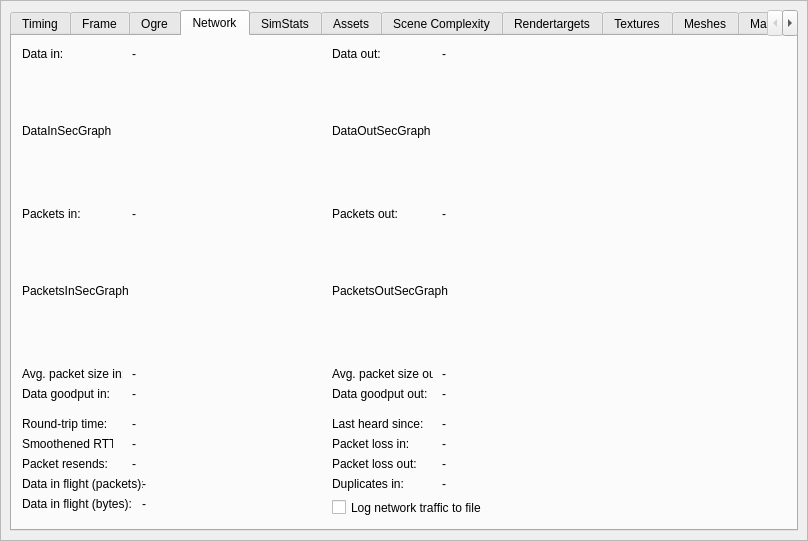
Above: bin/data/ui/profiler.ui from realXtend/tundra before the change. Below: the same form after it.
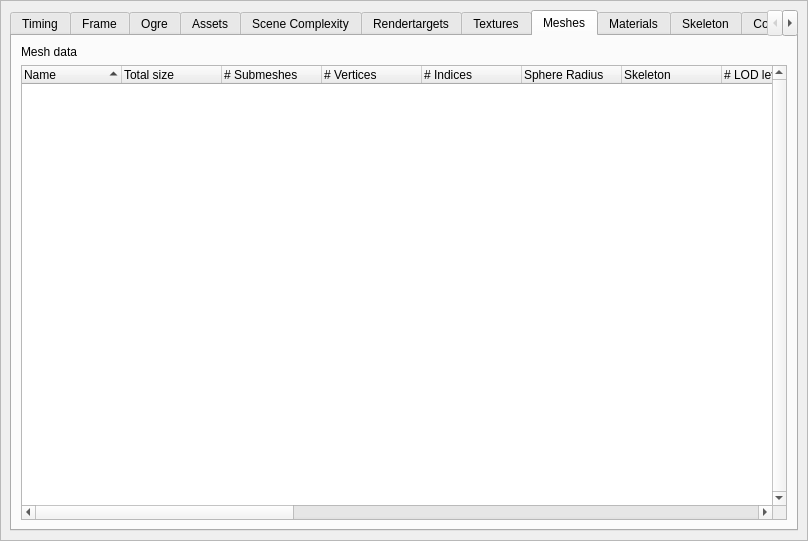
That is the form after the change. The open tabs and pages were chosen to show the change.

Commit message: tundra2 script editor & profiler new ui files

The edit to the form file:
```diff
--- a/bin/data/ui/profiler.ui
+++ b/bin/data/ui/profiler.ui
@@ -805,593 +805,6 @@
           </property>
          </widget>
         </widget>
-        <widget class="QWidget" name="network">
-         <attribute name="title">
-          <string>Network</string>
-         </attribute>
-         <widget class="QLabel" name="label_20">
-          <property name="geometry">
-           <rect>
-            <x>10</x>
-            <y>10</y>
-            <width>81</width>
-            <height>16</height>
-           </rect>
-          </property>
-          <property name="text">
-           <string>Data in:</string>
-          </property>
-         </widget>
-         <widget class="QLabel" name="label_27">
-          <property name="geometry">
-           <rect>
-            <x>320</x>
-            <y>10</y>
-            <width>101</width>
-            <height>16</height>
-           </rect>
-          </property>
-          <property name="text">
-           <string>Data out:</string>
-          </property>
-         </widget>
-         <widget class="QLabel" name="labelDataInPerSec">
-          <property name="geometry">
-           <rect>
-            <x>120</x>
-            <y>10</y>
-            <width>111</width>
-            <height>16</height>
-           </rect>
-          </property>
-          <property name="text">
-           <string>-</string>
-          </property>
-         </widget>
-         <widget class="QLabel" name="labelDataOutPerSec">
-          <property name="geometry">
-           <rect>
-            <x>430</x>
-            <y>10</y>
-            <width>121</width>
-            <height>16</height>
-           </rect>
-          </property>
-          <property name="text">
-           <string>-</string>
-          </property>
-         </widget>
-         <widget class="QLabel" name="labelDataInSecGraph">
-          <property name="geometry">
-           <rect>
-            <x>10</x>
-            <y>30</y>
-            <width>300</width>
-            <height>130</height>
-           </rect>
-          </property>
-          <property name="text">
-           <string>DataInSecGraph</string>
-          </property>
-         </widget>
-         <widget class="QLabel" name="labelDataOutSecGraph">
-          <property name="geometry">
-           <rect>
-            <x>320</x>
-            <y>30</y>
-            <width>300</width>
-            <height>130</height>
-           </rect>
-          </property>
-          <property name="text">
-           <string>DataOutSecGraph</string>
-          </property>
-         </widget>
-         <widget class="QLabel" name="labelPacketsInSecGraph">
-          <property name="geometry">
-           <rect>
-            <x>10</x>
-            <y>190</y>
-            <width>300</width>
-            <height>130</height>
-           </rect>
-          </property>
-          <property name="text">
-           <string>PacketsInSecGraph</string>
-          </property>
-         </widget>
-         <widget class="QLabel" name="labelPacketsOutSecGraph">
-          <property name="geometry">
-           <rect>
-            <x>320</x>
-            <y>190</y>
-            <width>300</width>
-            <height>130</height>
-           </rect>
-          </property>
-          <property name="text">
-           <string>PacketsOutSecGraph</string>
-          </property>
-         </widget>
-         <widget class="QLabel" name="labelPacketsOutPerSec">
-          <property name="geometry">
-           <rect>
-            <x>430</x>
-            <y>170</y>
-            <width>131</width>
-            <height>16</height>
-           </rect>
-          </property>
-          <property name="text">
-           <string>-</string>
-          </property>
-         </widget>
-         <widget class="QLabel" name="label_21">
-          <property name="geometry">
-           <rect>
-            <x>10</x>
-            <y>170</y>
-            <width>81</width>
-            <height>16</height>
-           </rect>
-          </property>
-          <property name="text">
-           <string>Packets in:</string>
-          </property>
-         </widget>
-         <widget class="QLabel" name="labelPacketsInPerSec">
-          <property name="geometry">
-           <rect>
-            <x>120</x>
-            <y>170</y>
-            <width>111</width>
-            <height>16</height>
-           </rect>
-          </property>
-          <property name="text">
-           <string>-</string>
-          </property>
-         </widget>
-         <widget class="QLabel" name="label_28">
-          <property name="geometry">
-           <rect>
-            <x>320</x>
-            <y>170</y>
-            <width>101</width>
-            <height>16</height>
-           </rect>
-          </property>
-          <property name="text">
-           <string>Packets out:</string>
-          </property>
-         </widget>
-         <widget class="QLabel" name="labelRoundTripTime">
-          <property name="geometry">
-           <rect>
-            <x>120</x>
-            <y>380</y>
-            <width>111</width>
-            <height>16</height>
-           </rect>
-          </property>
-          <property name="text">
-           <string>-</string>
-          </property>
-         </widget>
-         <widget class="QLabel" name="labelAvgPacketSizeIn">
-          <property name="geometry">
-           <rect>
-            <x>120</x>
-            <y>330</y>
-            <width>111</width>
-            <height>16</height>
-           </rect>
-          </property>
-          <property name="text">
-           <string>-</string>
-          </property>
-         </widget>
-         <widget class="QLabel" name="label_46">
-          <property name="geometry">
-           <rect>
-            <x>320</x>
-            <y>440</y>
-            <width>121</width>
-            <height>16</height>
-           </rect>
-          </property>
-          <property name="text">
-           <string>Duplicates in:</string>
-          </property>
-         </widget>
-         <widget class="QLabel" name="labelAvgPacketSizeOut">
-          <property name="geometry">
-           <rect>
-            <x>430</x>
-            <y>330</y>
-            <width>141</width>
-            <height>16</height>
-           </rect>
-          </property>
-          <property name="text">
-           <string>-</string>
-          </property>
-         </widget>
-         <widget class="QLabel" name="label_45">
-          <property name="geometry">
-           <rect>
-            <x>320</x>
-            <y>400</y>
-            <width>121</width>
-            <height>16</height>
-           </rect>
-          </property>
-          <property name="text">
-           <string>Packet loss in:</string>
-          </property>
-         </widget>
-         <widget class="QLabel" name="labelPacketResends">
-          <property name="geometry">
-           <rect>
-            <x>120</x>
-            <y>420</y>
-            <width>111</width>
-            <height>16</height>
-           </rect>
-          </property>
-          <property name="text">
-           <string>-</string>
-          </property>
-         </widget>
-         <widget class="QLabel" name="label_36">
-          <property name="geometry">
-           <rect>
-            <x>10</x>
-            <y>380</y>
-            <width>101</width>
-            <height>16</height>
-           </rect>
-          </property>
-          <property name="text">
-           <string>Round-trip time:</string>
-          </property>
-         </widget>
-         <widget class="QLabel" name="label_37">
-          <property name="geometry">
-           <rect>
-            <x>320</x>
-            <y>380</y>
-            <width>101</width>
-            <height>16</height>
-           </rect>
-          </property>
-          <property name="text">
-           <string>Last heard since:</string>
-          </property>
-         </widget>
-         <widget class="QLabel" name="labelDataInFlightPackets">
-          <property name="geometry">
-           <rect>
-            <x>130</x>
-            <y>440</y>
-            <width>111</width>
-            <height>16</height>
-           </rect>
-          </property>
-          <property name="text">
-           <string>-</string>
-          </property>
-         </widget>
-         <widget class="QLabel" name="labelLastHeardSince">
-          <property name="geometry">
-           <rect>
-            <x>430</x>
-            <y>380</y>
-            <width>111</width>
-            <height>16</height>
-           </rect>
-          </property>
-          <property name="text">
-           <string>-</string>
-          </property>
-         </widget>
-         <widget class="QLabel" name="label_38">
-          <property name="geometry">
-           <rect>
-            <x>10</x>
-            <y>350</y>
-            <width>101</width>
-            <height>16</height>
-           </rect>
-          </property>
-          <property name="text">
-           <string>Data goodput in:</string>
-          </property>
-         </widget>
-         <widget class="QLabel" name="labelPacketLossOut">
-          <property name="geometry">
-           <rect>
-            <x>430</x>
-            <y>420</y>
-            <width>131</width>
-            <height>16</height>
-           </rect>
-          </property>
-          <property name="text">
-           <string>-</string>
-          </property>
-         </widget>
-         <widget class="QLabel" name="label_39">
-          <property name="geometry">
-           <rect>
-            <x>320</x>
-            <y>350</y>
-            <width>101</width>
-            <height>16</height>
-           </rect>
-          </property>
-          <property name="text">
-           <string>Data goodput out:</string>
-          </property>
-         </widget>
-         <widget class="QLabel" name="labelDataGoodputIn">
-          <property name="geometry">
-           <rect>
-            <x>120</x>
-            <y>350</y>
-            <width>111</width>
-            <height>16</height>
-           </rect>
-          </property>
-          <property name="text">
-           <string>-</string>
-          </property>
-         </widget>
-         <widget class="QLabel" name="labelDataGoodputOut">
-          <property name="geometry">
-           <rect>
-            <x>430</x>
-            <y>350</y>
-            <width>121</width>
-            <height>16</height>
-           </rect>
-          </property>
-          <property name="text">
-           <string>-</string>
-          </property>
-         </widget>
-         <widget class="QLabel" name="label_43">
-          <property name="geometry">
-           <rect>
-            <x>320</x>
-            <y>420</y>
-            <width>121</width>
-            <height>16</height>
-           </rect>
-          </property>
-          <property name="text">
-           <string>Packet loss out:</string>
-          </property>
-         </widget>
-         <widget class="QLabel" name="label_22">
-          <property name="geometry">
-           <rect>
-            <x>10</x>
-            <y>330</y>
-            <width>101</width>
-            <height>16</height>
-           </rect>
-          </property>
-          <property name="text">
-           <string>Avg. packet size in:</string>
-          </property>
-         </widget>
-         <widget class="QLabel" name="labelDuplicatesIn">
-          <property name="geometry">
-           <rect>
-            <x>430</x>
-            <y>440</y>
-            <width>111</width>
-            <height>16</height>
-           </rect>
-          </property>
-          <property name="text">
-           <string>-</string>
-          </property>
-         </widget>
-         <widget class="QLabel" name="label_42">
-          <property name="geometry">
-           <rect>
-            <x>10</x>
-            <y>420</y>
-            <width>121</width>
-            <height>16</height>
-           </rect>
-          </property>
-          <property name="text">
-           <string>Packet resends:</string>
-          </property>
-         </widget>
-         <widget class="QLabel" name="label_44">
-          <property name="geometry">
-           <rect>
-            <x>10</x>
-            <y>440</y>
-            <width>121</width>
-            <height>16</height>
-           </rect>
-          </property>
-          <property name="text">
-           <string>Data in flight (packets):</string>
-          </property>
-         </widget>
-         <widget class="QLabel" name="labelPacketLossIn">
-          <property name="geometry">
-           <rect>
-            <x>430</x>
-            <y>400</y>
-            <width>131</width>
-            <height>16</height>
-           </rect>
-          </property>
-          <property name="text">
-           <string>-</string>
-          </property>
-         </widget>
-         <widget class="QLabel" name="label_29">
-          <property name="geometry">
-           <rect>
-            <x>320</x>
-            <y>330</y>
-            <width>101</width>
-            <height>16</height>
-           </rect>
-          </property>
-          <property name="text">
-           <string>Avg. packet size out:</string>
-          </property>
-         </widget>
-         <widget class="QLabel" name="label_47">
-          <property name="geometry">
-           <rect>
-            <x>10</x>
-            <y>400</y>
-            <width>91</width>
-            <height>16</height>
-           </rect>
-          </property>
-          <property name="text">
-           <string>Smoothened RTT:</string>
-          </property>
-         </widget>
-         <widget class="QLabel" name="labelSmoothenedRoundTripTime">
-          <property name="geometry">
-           <rect>
-            <x>120</x>
-            <y>400</y>
-            <width>111</width>
-            <height>16</height>
-           </rect>
-          </property>
-          <property name="text">
-           <string>-</string>
-          </property>
-         </widget>
-         <widget class="QLabel" name="label_48">
-          <property name="geometry">
-           <rect>
-            <x>10</x>
-            <y>460</y>
-            <width>121</width>
-            <height>16</height>
-           </rect>
-          </property>
-          <property name="text">
-           <string>Data in flight (bytes):</string>
-          </property>
-         </widget>
-         <widget class="QLabel" name="labelDataInFlightBytes">
-          <property name="geometry">
-           <rect>
-            <x>130</x>
-            <y>460</y>
-            <width>111</width>
-            <height>16</height>
-           </rect>
-          </property>
-          <property name="text">
-           <string>-</string>
-          </property>
-         </widget>
-         <widget class="QCheckBox" name="checkBoxLogTraffic">
-          <property name="geometry">
-           <rect>
-            <x>320</x>
-            <y>460</y>
-            <width>151</width>
-            <height>23</height>
-           </rect>
-          </property>
-          <property name="sizePolicy">
-           <sizepolicy hsizetype="Fixed" vsizetype="Fixed">
-            <horstretch>0</horstretch>
-            <verstretch>0</verstretch>
-           </sizepolicy>
-          </property>
-          <property name="text">
-           <string>Log network traffic to file</string>
-          </property>
-          <property name="checkable">
-           <bool>true</bool>
-          </property>
-          <property name="checked">
-           <bool>false</bool>
-          </property>
-         </widget>
-        </widget>
-        <widget class="QWidget" name="simstats">
-         <attribute name="title">
-          <string>SimStats</string>
-         </attribute>
-         <layout class="QGridLayout" name="gridLayout_2">
-          <item row="0" column="0">
-           <widget class="QLabel" name="label_30">
-            <property name="text">
-             <string>Region MAP Coordinates:</string>
-            </property>
-           </widget>
-          </item>
-          <item row="0" column="1">
-           <widget class="QLabel" name="labelRegionMapCoords">
-            <property name="text">
-             <string>-</string>
-            </property>
-           </widget>
-          </item>
-          <item row="0" column="2">
-           <widget class="QLabel" name="label_32">
-            <property name="text">
-             <string>Region Object Capacity:</string>
-            </property>
-           </widget>
-          </item>
-          <item row="0" column="3">
-           <widget class="QLabel" name="labelRegionObjectCapacity">
-            <property name="text">
-             <string>-</string>
-            </property>
-           </widget>
-          </item>
-          <item row="0" column="4">
-           <widget class="QLabel" name="label_31">
-            <property name="text">
-             <string>PidStat:</string>
-            </property>
-           </widget>
-          </item>
-          <item row="0" column="5">
-           <widget class="QLabel" name="labelPidStat">
-            <property name="text">
-             <string>-</string>
-            </property>
-           </widget>
-          </item>
-          <item row="1" column="0" colspan="6">
-           <widget class="QTreeWidget" name="treeSimStats">
-            <column>
-             <property name="text">
-              <string>Statistic</string>
-             </property>
-            </column>
-            <column>
-             <property name="text">
-              <string>Value</string>
-             </property>
-            </column>
-           </widget>
-          </item>
-         </layout>
-        </widget>
         <widget class="QWidget" name="assets">
          <attribute name="title">
           <string>Assets</string>
@@ -1750,6 +1163,51 @@
               <string>Total size</string>
              </property>
             </column>
+            <column>
+             <property name="text">
+              <string># Submeshes</string>
+             </property>
+            </column>
+            <column>
+             <property name="text">
+              <string># Vertices</string>
+             </property>
+            </column>
+            <column>
+             <property name="text">
+              <string># Indices</string>
+             </property>
+            </column>
+            <column>
+             <property name="text">
+              <string>Sphere Radius</string>
+             </property>
+            </column>
+            <column>
+             <property name="text">
+              <string>Skeleton</string>
+             </property>
+            </column>
+            <column>
+             <property name="text">
+              <string># LOD levels</string>
+             </property>
+            </column>
+            <column>
+             <property name="text">
+              <string># Morph Anims</string>
+             </property>
+            </column>
+            <column>
+             <property name="text">
+              <string># Poses</string>
+             </property>
+            </column>
+            <column>
+             <property name="text">
+              <string>Material</string>
+             </property>
+            </column>
             <column>
              <property name="text">
               <string>Manually loaded</string>
```
Left out of the diff: 43 changed lines with no effect on the pictures. The commit also changes 1 other file.
